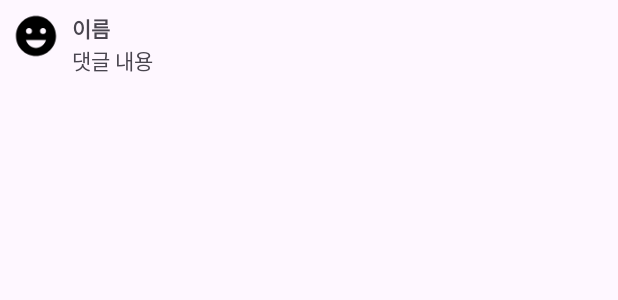
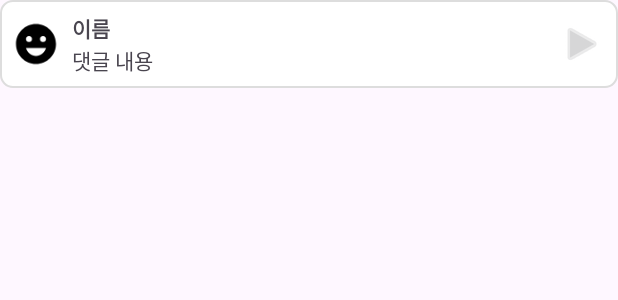
Before and after one commit to sanggyoon/Moodigae_familySNS, an Android app: the layout item_comment.xml on its own in the app's theme, with its tools: preview values and no code run, on a phone screen of 412 x 824 dp. Shown: the top 300 px of the screen. Run offline under Robolectric (Android 15) with nearby library versions, the phone set to English and light mode, and no system bars.

Commit message:
feat: tts stt

```diff
--- a/app/src/main/AndroidManifest.xml
+++ b/app/src/main/AndroidManifest.xml
@@ -3,6 +3,7 @@
     xmlns:tools="http://schemas.android.com/tools">
 
     <uses-permission android:name="android.permission.INTERNET" />
+    <uses-permission android:name="android.permission.RECORD_AUDIO"/>
 
     <application
         android:allowBackup="true"
--- /dev/null
+++ b/app/src/main/res/drawable/bg_comment_border.xml
@@ -0,0 +1,8 @@
+<shape xmlns:android="http://schemas.android.com/apk/res/android"
+    android:shape="rectangle">
+    <solid android:color="@android:color/white" />
+    <stroke
+        android:width="1dp"
+        android:color="#DDDDDD" />
+    <corners android:radius="8dp" />
+</shape>
--- /dev/null
+++ b/app/src/main/res/drawable/bg_tag_chip.xml
@@ -0,0 +1,5 @@
+<shape xmlns:android="http://schemas.android.com/apk/res/android"
+    android:shape="rectangle">
+    <solid android:color="#2196F3" />
+    <corners android:radius="50dp" />
+</shape>
--- /dev/null
+++ b/app/src/main/res/drawable/ic_open_mic.xml
@@ -0,0 +1,5 @@
+<vector xmlns:android="http://schemas.android.com/apk/res/android" android:height="24dp" android:tint="#000000" android:viewportHeight="24" android:viewportWidth="24" android:width="24dp">
+
+    <path android:fillColor="@android:color/white" android:pathData="M12,14c1.66,0 2.99,-1.34 2.99,-3L15,5c0,-1.66 -1.34,-3 -3,-3S9,3.34 9,5v6c0,1.66 1.34,3 3,3zM17.3,11c0,3 -2.54,5.1 -5.3,5.1S6.7,14 6.7,11L5,11c0,3.41 2.72,6.23 6,6.72L11,21h2v-3.28c3.28,-0.48 6,-3.3 6,-6.72h-1.7z"/>
+
+</vector>
--- a/app/src/main/res/layout/fragment_post_detail.xml
+++ b/app/src/main/res/layout/fragment_post_detail.xml
@@ -264,11 +264,11 @@
                 android:textSize="14sp" />
 
             <ImageButton
-                android:id="@+id/btn_use_mice"
+                android:id="@+id/btn_use_mic"
                 android:layout_width="wrap_content"
                 android:layout_height="wrap_content"
                 android:background="@android:color/transparent"
-                android:src="@android:drawable/ic_menu_send" />
+                android:src="@drawable/ic_open_mic" />
 
             <ImageButton
                 android:id="@+id/btn_send_comment"
--- a/app/src/main/res/layout/fragment_post_write.xml
+++ b/app/src/main/res/layout/fragment_post_write.xml
@@ -68,7 +68,10 @@
                 android:id="@+id/btn_mic"
                 android:layout_width="24dp"
                 android:layout_height="24dp"
-                android:layout_marginStart="12dp" />
+                android:layout_marginStart="12dp"
+                android:src="@drawable/ic_open_mic"
+                android:contentDescription="음성 입력"
+                android:tint="@color/black" />
         </LinearLayout>
 
         <!-- 4. 누구와 함께 했나요? -->
--- a/app/src/main/res/layout/item_comment.xml
+++ b/app/src/main/res/layout/item_comment.xml
@@ -3,7 +3,10 @@
     android:orientation="horizontal"
     android:layout_width="match_parent"
     android:layout_height="wrap_content"
-    android:padding="8dp">
+    android:padding="8dp"
+    android:background="@drawable/bg_comment_border"
+    android:gravity="center_vertical"
+    android:layout_marginBottom="8dp">
 
     <de.hdodenhof.circleimageview.CircleImageView
         android:id="@+id/iv_comment_profile"
@@ -33,4 +36,13 @@
             android:text="댓글 내용"
             android:textSize="14sp" />
     </LinearLayout>
+
+    <ImageButton
+        android:id="@+id/btn_comment_tts"
+        android:layout_width="wrap_content"
+        android:layout_height="wrap_content"
+        android:src="@android:drawable/ic_media_play"
+        android:background="?attr/selectableItemBackgroundBorderless"
+        android:contentDescription="재생"
+        android:tint="@color/black"/>
 </LinearLayout>
```
Also changed, not shown: app/src/main/java/com/example/familysns/ui/PostDetailFragment.kt (+103 -12 lines), app/src/main/java/com/example/familysns/ui/PostWriteFragment.kt (+45 -15 lines).
